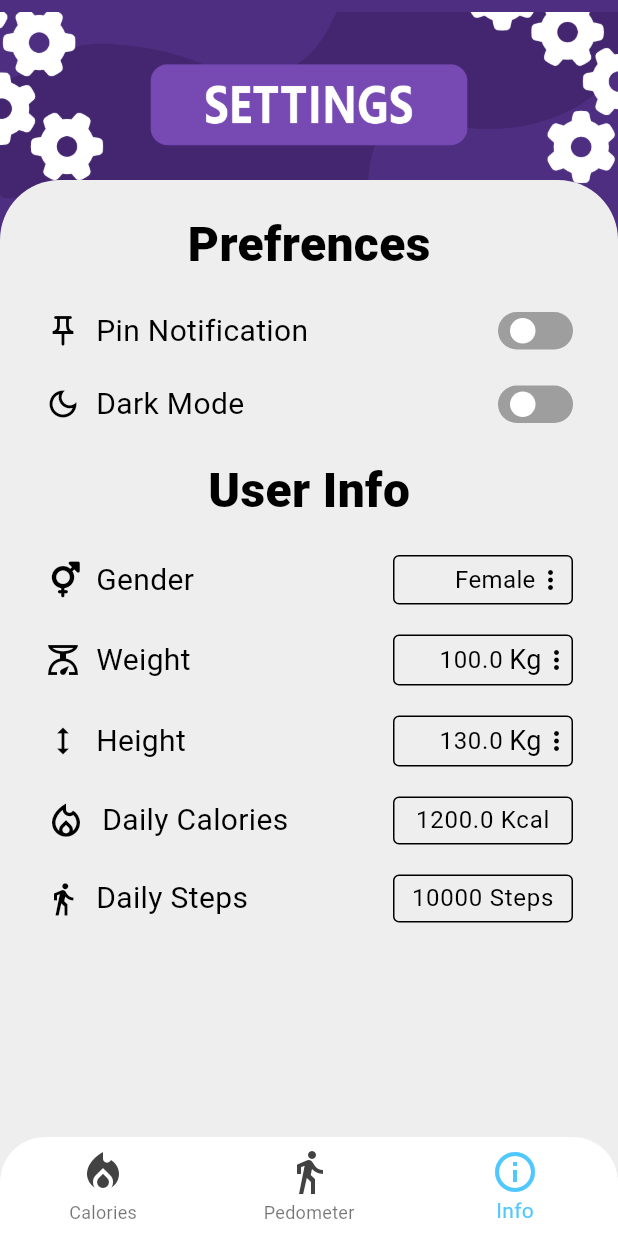
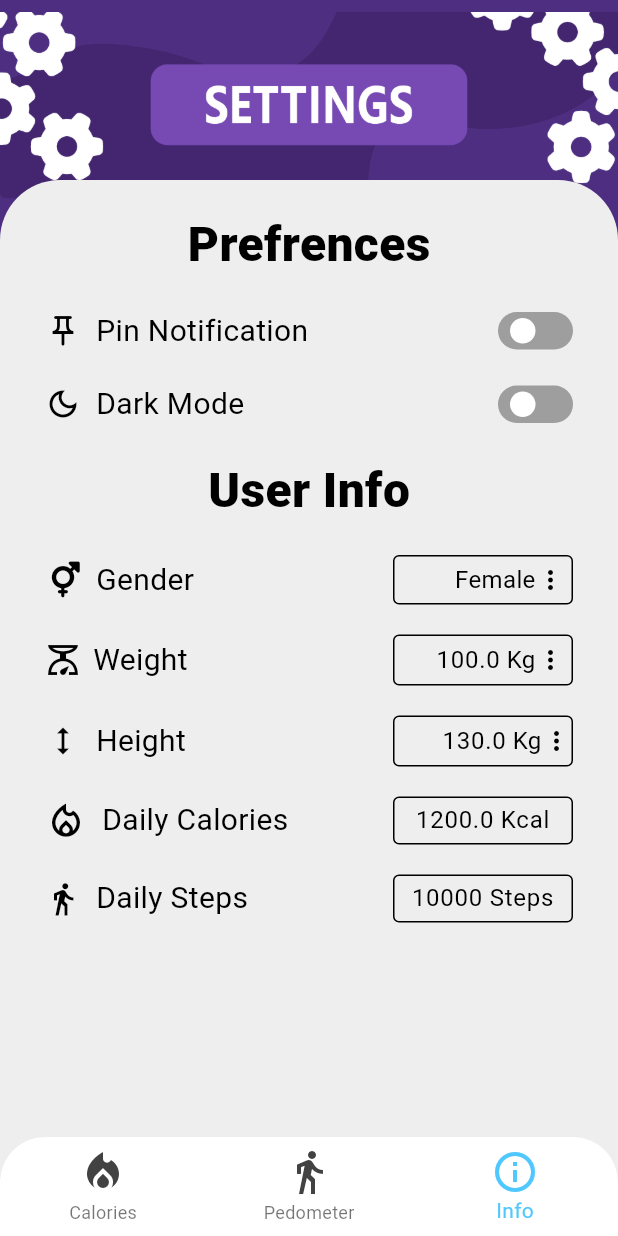
Before and after one commit to AseelFatayerji/HealthApp, a Flutter app: the screen it shows after launch, item 3 of the bottom bar chosen, on a phone screen of 412 x 824 dp. Run offline on Flutter 3.47's test engine with Material 3 defaults, Android fonts, the phone set to English and light mode, and no system bars; drawn by our look-alikes of flutter_switch; our stand-ins replace dotted_border, flutter_dotenv, flutter_local_notifications, font_awesome_flutter, google_generative_ai, image_picker and 6 more; missing offline and left inert: units_converter; network calls fail.

Commit message:
fixed overflow

```diff
--- a/lib/screens/info_screen.dart
+++ b/lib/screens/info_screen.dart
@@ -246,7 +246,6 @@ class _InfoScreenState extends State<InfoScreen> {
                                           MainAxisAlignment.spaceBetween,
                                       children: [
                                         Row(
-                                          spacing: 10,
                                           children: [
                                             Icon(
                                               Icons.scale_outlined,
@@ -255,6 +254,7 @@ class _InfoScreenState extends State<InfoScreen> {
                                                 context,
                                               ).textTheme.bodyMedium?.color,
                                             ),
+                                            const SizedBox(width: 8),
                                             Text(
                                               'Weight',
                                               style: TextStyle(
@@ -266,8 +266,12 @@ class _InfoScreenState extends State<InfoScreen> {
                                             ),
                                           ],
                                         ),
+
                                         Container(
                                           width: 120,
+                                          padding: const EdgeInsets.symmetric(
+                                            horizontal: 4,
+                                          ),
                                           decoration: BoxDecoration(
                                             border: Border.all(
                                               color: Theme.of(
@@ -279,9 +283,8 @@ class _InfoScreenState extends State<InfoScreen> {
                                             ),
                                           ),
                                           child: Row(
-                                            mainAxisAlignment: MainAxisAlignment.end,
                                             children: [
-                                              IntrinsicWidth(
+                                              Expanded(
                                                 child: TextField(
                                                   controller: _weightController,
                                                   keyboardType:
@@ -293,13 +296,11 @@ class _InfoScreenState extends State<InfoScreen> {
                                                         .bodyMedium
                                                         ?.color,
                                                   ),
-
                                                   decoration: InputDecoration(
                                                     isDense: true,
                                                     contentPadding:
-                                                        EdgeInsets.symmetric(
+                                                        const EdgeInsets.symmetric(
                                                           vertical: 4,
-                                                          horizontal: 4,
                                                         ),
                                                     border: InputBorder.none,
                                                     hintText:
@@ -323,21 +324,16 @@ class _InfoScreenState extends State<InfoScreen> {
                                                   },
                                                 ),
                                               ),
-                                              IntrinsicWidth(
-                                                child: Row(
-                                                  mainAxisAlignment:
-                                                      MainAxisAlignment.end,
-                                                  children: [
+
+                                              const SizedBox(width: 4),
+
                                               Text(
                                                 providerP.weightUnit,
                                                 style: const TextStyle(
-                                                        fontSize: 18,
+                                                  fontSize: 16,
                                                 ),
                                               ),
                                               WeightMenu(),
-                                                  ],
-                                                ),
-                                              ),
                                             ],
                                           ),
                                         ),
@@ -384,7 +380,7 @@ class _InfoScreenState extends State<InfoScreen> {
                                             mainAxisAlignment:
                                                 MainAxisAlignment.end,
                                             children: [
-                                              IntrinsicWidth(
+                                              Expanded(
                                                 child: TextField(
                                                   controller: _heightController,
                                                   keyboardType:
@@ -426,20 +422,18 @@ class _InfoScreenState extends State<InfoScreen> {
                                                   },
                                                 ),
                                               ),
-                                              IntrinsicWidth(
-                                                child: Row(
+                                              Row(
                                                 mainAxisAlignment:
                                                     MainAxisAlignment.end,
                                                 children: [
                                                   Text(
                                                     providerP.heightUnit,
                                                     style: const TextStyle(
-                                                        fontSize: 18,
+                                                      fontSize: 16,
                                                     ),
                                                   ),
                                                   HeightMenu(),
                                                 ],
-                                                ),
                                               ),
                                             ],
                                           ),
```
Lines whose indentation alone changed are shown as unchanged.
